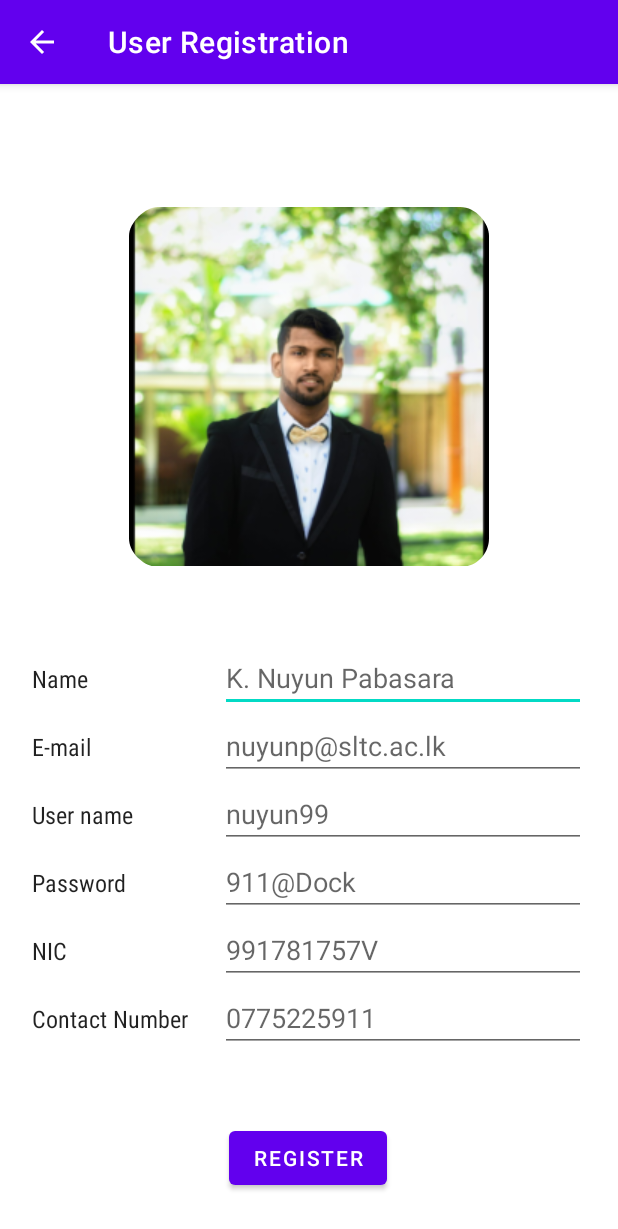
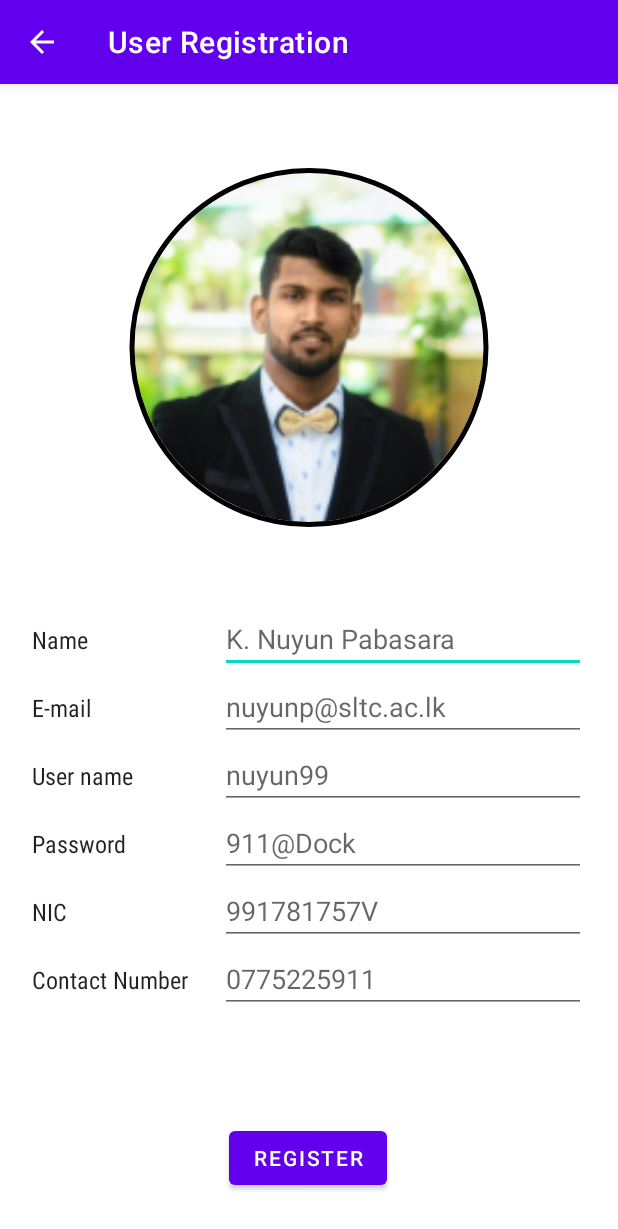
Before and after one commit to Nuyun-Kalamullage/Car-Dock-App, an Android app: the userRegistration screen opened directly, with no data from a screen before it, on a phone screen of 412 x 824 dp. Shown: the top 1229 px of the screen. Run offline under Robolectric (Android 15) with nearby library versions, the phone set to English and light mode, and no system bars; our stand-ins replace CircleImageView; pictures from the network do not load.

Commit message:
adding round imageview for profile picture views.

```diff
--- a/app/build.gradle
+++ b/app/build.gradle
@@ -43,4 +43,7 @@ dependencies {
     testImplementation 'junit:junit:4.13.2'
     androidTestImplementation 'androidx.test.ext:junit:1.1.3'
     androidTestImplementation 'androidx.test.espresso:espresso-core:3.4.0'
+
+    //circle Image
+    implementation 'de.hdodenhof:circleimageview:3.1.0'
 }
--- a/app/src/main/java/com/example/cardock/landingPage.java
+++ b/app/src/main/java/com/example/cardock/landingPage.java
@@ -55,9 +55,8 @@ public class landingPage extends AppCompatActivity {
         TextView name = findViewById(R.id.nameofuser);
         TextView email = findViewById(R.id.emailofuser);
 
-        if (user.registeredUserArray.get(logins).getImageUri().isEmpty()){
-                    prologo.setImageResource(R.mipmap.profilepic);
-        }else prologo.setImageURI(Uri.parse(user.registeredUserArray.get(logins).getImageUri()));
+        if (!user.registeredUserArray.get(logins).getImageUri().isEmpty())
+            prologo.setImageURI(Uri.parse(user.registeredUserArray.get(logins).getImageUri()));
         System.out.println(user.registeredUserArray.get(logins).getImageUri());
         name.setText(user.registeredUserArray.get(logins).getName());
         email.setText(user.registeredUserArray.get(logins).getEmail());
--- a/app/src/main/res/layout/activity_user_registration.xml
+++ b/app/src/main/res/layout/activity_user_registration.xml
@@ -16,22 +16,21 @@
         app:layout_constraintEnd_toEndOf="parent"
         app:layout_constraintStart_toStartOf="parent"
         app:layout_constraintTop_toTopOf="parent"
-        app:layout_constraintVertical_bias="1.0">
+        app:layout_constraintVertical_bias="0.61">
 
         <LinearLayout
             android:layout_width="match_parent"
             android:layout_height="239dp">
 
-            <ImageView
+           <de.hdodenhof.circleimageview.CircleImageView
                 android:id="@+id/imageProfile"
-                android:layout_width="0dp"
-                android:layout_height="240dp"
-                android:layout_weight="1"
+                android:layout_width="match_parent"
+                android:layout_height="match_parent"
                 android:clickable="true"
-                android:cropToPadding="true"
                 android:focusable="auto"
                 android:src="@drawable/ic_menu_gallery"
-                app:srcCompat="@mipmap/ic_launcher_round"
+                app:civ_border_color="#FF000000"
+                app:civ_border_width="3dp"
                 tools:ignore="SpeakableTextPresentCheck" />
 
         </LinearLayout>
```
Also changed, not shown: app/src/main/res/layout/nav_header_landing_page.xml (+6 -5 lines), app/src/main/res/drawable/defultprofile.png (added).
